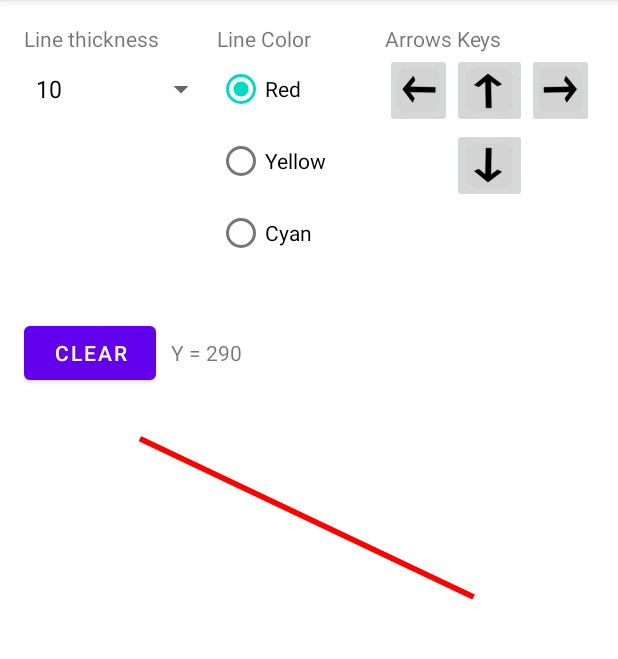
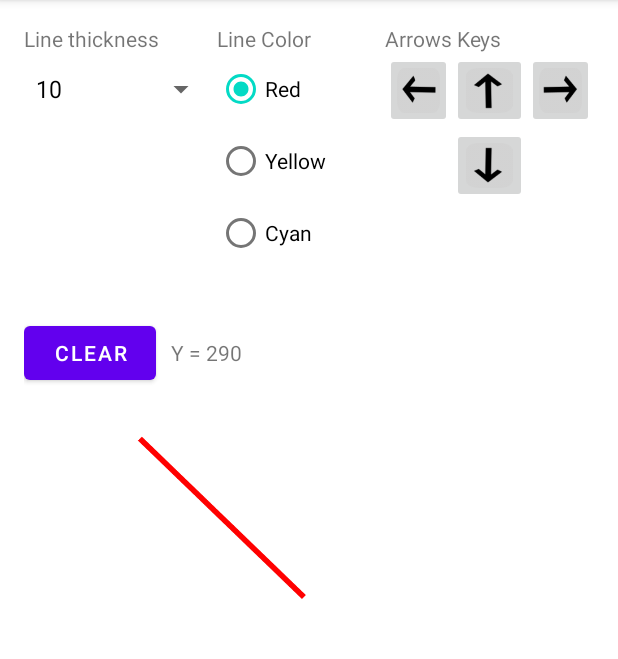
Before and after one commit to bastyle/android-app-4, an Android app: the Exercise1Activity screen opened directly, with no data from a screen before it, after a tap on an icon or button, on a phone screen of 412 x 824 dp, the part 84-743 px from its top. Run offline under Robolectric (Android 15) with nearby library versions, the phone set to English and light mode, and no system bars.

Commit message:
added painting behaviour

```diff
--- a/app/src/main/java/ca/centennial/comp304/lab3/bastian/bastias/Exercise1Activity.kt
+++ b/app/src/main/java/ca/centennial/comp304/lab3/bastian/bastias/Exercise1Activity.kt
@@ -5,7 +5,6 @@ import android.graphics.Canvas
 import android.graphics.Color
 import android.graphics.Paint
 import android.os.Bundle
-import android.view.KeyEvent
 import android.view.View
 import android.widget.*
 import androidx.appcompat.app.AppCompatActivity
@@ -18,10 +17,10 @@ class Exercise1Activity:AppCompatActivity() {
     private lateinit var reusableImageView: ImageView
     private lateinit var textView: TextView
 
-    //
+
     private var startx = 10
     private var starty = 10
-    private var endx = 600
+    private var endx = 300
     private var endy = 300
 
     //
--- a/app/src/main/res/layout/activity_test.xml
+++ b/app/src/main/res/layout/activity_test.xml
@@ -123,7 +123,7 @@
             android:id="@+id/ImageViewForDrawing"
             android:layout_width="wrap_content"
             android:layout_height="wrap_content"
-            android:minHeight="500px"
+            android:minHeight="300px"
             android:minWidth="300px"
             android:layout_margin="20px"
             android:layout_weight="3">
```
